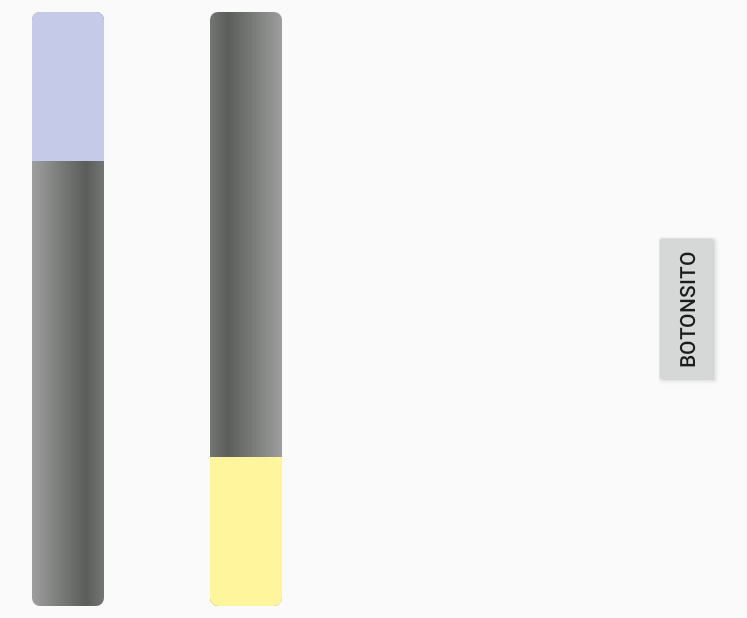
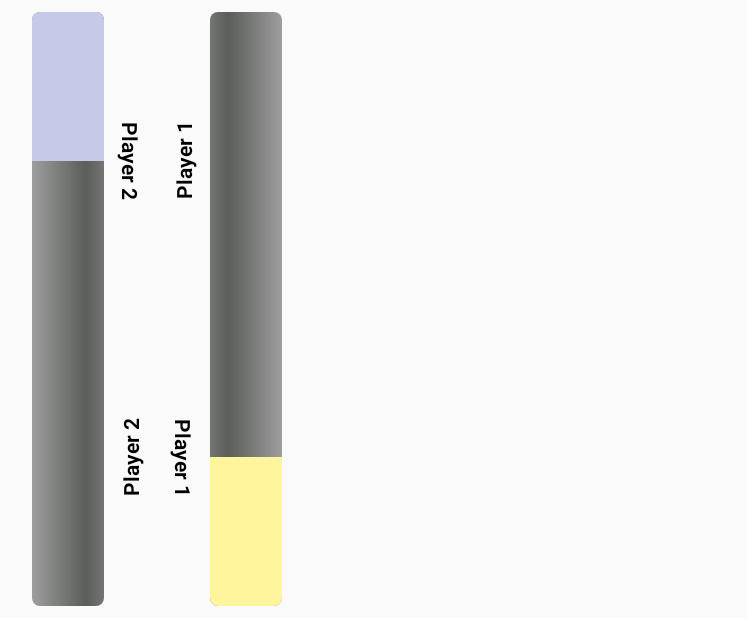
Before and after one commit to Cristichi/LifePointsCounter, an Android app: the LifeCounterActivity screen opened directly, with no data from a screen before it, on a phone screen of 824 x 412 dp (held sideways). Shown: the whole screen, without its empty margins (461-1208 px from the left). Run offline under Robolectric (Android 15) with nearby library versions, the phone set to English and light mode, and no system bars; 1 statement that could not run was skipped.

Commit message:
Retoques a la interfaz

```diff
--- a/app/src/main/java/com/cristichi/lifepointscounter/LifeCounterActivity.java
+++ b/app/src/main/java/com/cristichi/lifepointscounter/LifeCounterActivity.java
@@ -5,22 +5,24 @@ import android.os.Handler;
 import android.support.v7.app.AppCompatActivity;
 import android.os.Bundle;
 import android.util.Log;
+import android.view.View;
 import android.view.animation.AnimationUtils;
 import android.view.animation.RotateAnimation;
+import android.widget.Button;
 import android.widget.ProgressBar;
 import android.widget.TextView;
 import android.widget.Toast;
 
 public class LifeCounterActivity extends AppCompatActivity {
 
-    TextView tv1Player1;
-    TextView tv2Player1;
-    TextView tv1Player2;
-    TextView tv2Player2;
-    TextView tvLP1;
-    TextView tvLP2;
-    ProgressBar pbPlayer1;
-    ProgressBar pbPlayer2;
+    private TextView tv1Player1;
+    private TextView tv2Player1;
+    private TextView tv1Player2;
+    private TextView tv2Player2;
+    private TextView tvLP1;
+    private TextView tvLP2;
+    private ProgressBar pbPlayer1;
+    private ProgressBar pbPlayer2;
 
     @Override
     protected void onCreate(Bundle savedInstanceState) {
@@ -55,8 +57,6 @@ public class LifeCounterActivity extends AppCompatActivity {
             pbPlayer2.setMax(intLP);
             pbPlayer1.setProgress(intLP);
             pbPlayer2.setProgress(intLP);
-
-
         }catch (Exception e){
             Log.e("CRISTICHIEX", "ERROR: "+e.toString());
             Log.e("CRISTICHIEX", "ERROR: "+e.toString());
@@ -64,6 +64,34 @@ public class LifeCounterActivity extends AppCompatActivity {
             e.printStackTrace();
             finish();
         }
+    }
+
+    protected void addLP1(int adding){
+        int lp = pbPlayer1.getProgress()+adding;
+        pbPlayer1.setProgress(lp);
+        tvLP1.setText(String.valueOf(lp));
+    }
+
+    protected void addLP2(int adding){
+        int lp = pbPlayer2.getProgress()+adding;
+        pbPlayer2.setProgress(lp);
+        tvLP2.setText(String.valueOf(lp));
+    }
+
+    protected void subLP1(int substracting){
+        int lp = pbPlayer1.getProgress()-substracting;
+        if (lp<0)
+            lp=0;
+        pbPlayer1.setProgress(lp);
+        tvLP1.setText(String.valueOf(lp));
+    }
+
+    protected void subLP2(int substracting){
+        int lp = pbPlayer2.getProgress()-substracting;
+        if (lp<0)
+            lp=0;
+        pbPlayer2.setProgress(lp);
+        tvLP2.setText(String.valueOf(lp));
     }
 
     boolean doubleBackToExitPressedOnce = false;
--- a/app/src/main/java/com/cristichi/lifepointscounter/components/VerticalTextView.java
+++ b/app/src/main/java/com/cristichi/lifepointscounter/components/VerticalTextView.java
@@ -2,12 +2,12 @@ package com.cristichi.lifepointscounter.components;
 
 import android.content.Context;
 import android.graphics.Canvas;
-import android.graphics.Region;
 import android.support.v7.widget.AppCompatTextView;
+import android.text.TextPaint;
 import android.util.AttributeSet;
 import android.view.Gravity;
 
-public class VerticalTextView extends AppCompatTextView {
+public class VerticalTextView extends AppCompatTextView{
     final boolean topDown;
 
     public VerticalTextView(Context context, AttributeSet attrs){
@@ -27,20 +27,25 @@ public class VerticalTextView extends AppCompatTextView {
     }
 
     @Override
-   protected boolean setFrame(int l, int t, int r, int b){
-      return super.setFrame(l, t, l+(b-t), t+(r-l));
+    protected void onDraw(Canvas canvas){
+        TextPaint textPaint = getPaint();
+        textPaint.setColor(getCurrentTextColor());
+        textPaint.drawableState = getDrawableState();
+
+        canvas.save();
+
+        if(topDown){
+            canvas.translate(getWidth(), 0);
+            canvas.rotate(90);
+        }else {
+            canvas.translate(0, getHeight());
+            canvas.rotate(-90);
         }
 
-   @Override
-   public void draw(Canvas canvas){
-      if(topDown){
-         canvas.translate(getHeight(), 0);
-         canvas.rotate(90);
-      }else {
-         canvas.translate(0, getWidth());
-         canvas.rotate(-90);
-      }
-      canvas.clipRect(0, 0, getWidth(), getHeight(), Region.Op.DIFFERENCE);
-      super.draw(canvas);
+
+        canvas.translate(getCompoundPaddingLeft(), getExtendedPaddingTop());
+
+        getLayout().draw(canvas);
+        canvas.restore();
     }
 }
--- a/app/src/main/res/layout/activity_life_counter.xml
+++ b/app/src/main/res/layout/activity_life_counter.xml
@@ -116,7 +116,7 @@
                 android:layout_width="wrap_content"
                 android:layout_height="wrap_content"
                 android:layout_weight="1"
-                android:gravity="bottom"
+                android:gravity="top"
                 android:text="@string/counter_player1_default"
                 android:textAlignment="center"
                 android:textColor="@color/backgroundTextColor"
@@ -154,18 +154,5 @@
             app:layout_constraintStart_toStartOf="@+id/progressBarPlayer1"
             app:layout_constraintTop_toTopOf="parent" />
 
-        <Button
-            android:id="@+id/btnTest"
-            android:layout_width="wrap_content"
-            android:layout_height="wrap_content"
-            android:layout_marginTop="8dp"
-            android:layout_marginEnd="8dp"
-            android:layout_marginBottom="8dp"
-            android:rotation="270"
-            android:text="Botonsito"
-            app:layout_constraintBottom_toBottomOf="parent"
-            app:layout_constraintEnd_toEndOf="parent"
-            app:layout_constraintTop_toTopOf="parent" />
-
     </android.support.constraint.ConstraintLayout>
 </LinearLayout>
```
Lines whose indentation alone changed are shown as unchanged.
